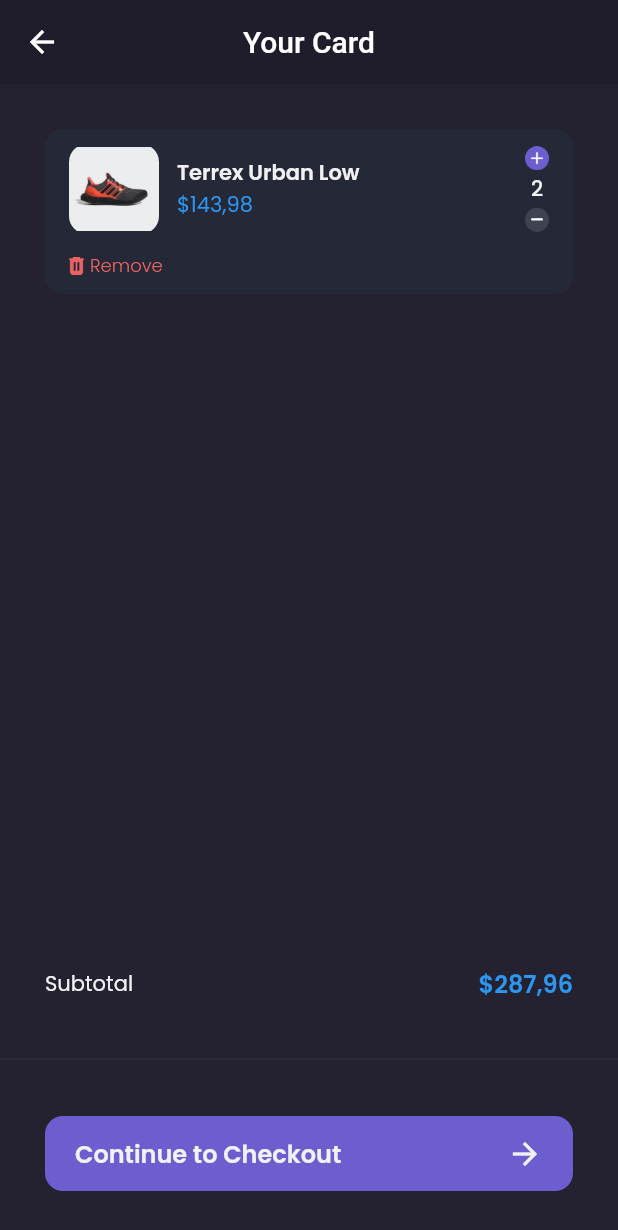
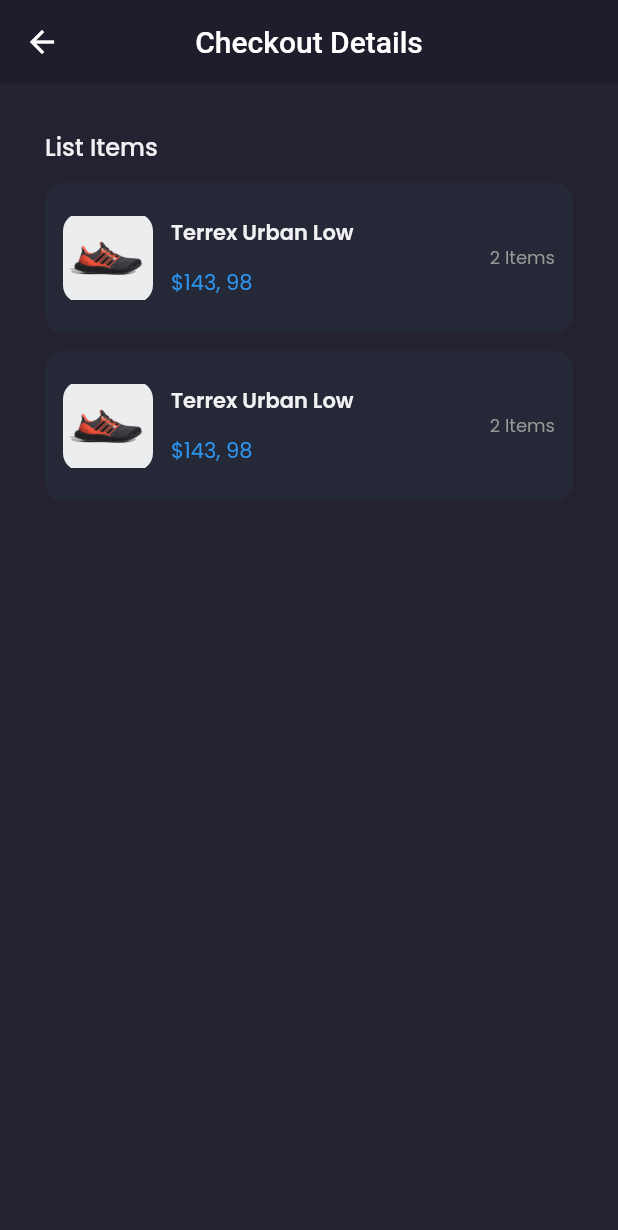
Before and after one commit to aceeenn/sepatuku-mobile, a Flutter app: the CartPage screen opened by its route, after a tap on "Continue to Checkout", on a phone screen of 412 x 824 dp. Shown: the top 1230 px of the screen. Run offline on Flutter 3.47's test engine with Material 2 defaults, Android fonts, the phone set to English and light mode, and no system bars; our stand-ins replace carousel_slider, google_fonts; missing offline and left inert: dart:ffi.

Commit message:
add checkout_page

```diff
--- /dev/null
+++ b/lib/Widgets/checkout_cart.dart
@@ -0,0 +1,74 @@
+// ignore_for_file: prefer_const_constructors
+
+import 'package:flutter/material.dart';
+import 'package:sepatuku/theme.dart';
+
+class CheckoutCart extends StatelessWidget {
+  const CheckoutCart({Key? key}) : super(key: key);
+
+  @override
+  Widget build(BuildContext context) {
+    return Container(
+      margin: EdgeInsets.only(
+        top: 12,
+      ),
+      padding: EdgeInsets.symmetric(
+        vertical: 20,
+        horizontal: 12,
+      ),
+      decoration: BoxDecoration(
+        color: backgroundColor4,
+        borderRadius: BorderRadius.circular(12),
+      ),
+      child: Row(
+        children: [
+          Container(
+            width: 60,
+            height: 60,
+            decoration: BoxDecoration(
+              borderRadius: BorderRadius.circular(12),
+              image: DecorationImage(
+                image: AssetImage(
+                  'assets/image_shoes.png',
+                ),
+              ),
+            ),
+          ),
+          SizedBox(
+            width: 12,
+          ),
+          Expanded(
+            child: Column(
+              crossAxisAlignment: CrossAxisAlignment.start,
+              children: [
+                Text(
+                  'Terrex Urban Low',
+                  style: primaryTextStyle.copyWith(
+                    fontWeight: semiBold,
+                  ),
+                  overflow: TextOverflow.ellipsis,
+                ),
+                SizedBox(
+                  height: 12,
+                ),
+                Text(
+                  '\$143, 98',
+                  style: priceTextStyle,
+                ),
+              ],
+            ),
+          ),
+          SizedBox(
+            width: 12,
+          ),
+          Text(
+            '2 Items',
+            style: secondaryTextStyle.copyWith(
+              fontSize: 12,
+            ),
+          ),
+        ],
+      ),
+    );
+  }
+}
--- a/lib/main.dart
+++ b/lib/main.dart
@@ -2,6 +2,7 @@
 
 import 'package:flutter/material.dart';
 import 'package:sepatuku/pages/cart_page.dart';
+import 'package:sepatuku/pages/checkout_page.dart';
 import 'package:sepatuku/pages/detail_chat_page.dart';
 import 'package:sepatuku/pages/home/edit_profile_page.dart';
 import 'package:sepatuku/pages/home/main_page.dart';
@@ -29,6 +30,7 @@
         '/edit-profile': (context) => EditProfilePage(),
         '/product': (context) => ProductPage(),
         '/cart': (context) => CartPage(),
+        '/checkout': (context) => CheckoutPage(),
       },
     );
   }
--- a/lib/pages/cart_page.dart
+++ b/lib/pages/cart_page.dart
@@ -134,7 +134,9 @@
                 horizontal: defaultMargin,
               ),
               child: TextButton(
-                onPressed: () {},
+                onPressed: () {
+                  Navigator.pushNamed(context, '/checkout');
+                },
                 style: TextButton.styleFrom(
                   backgroundColor: primaryColor,
                   padding: EdgeInsets.symmetric(
--- /dev/null
+++ b/lib/pages/checkout_page.dart
@@ -0,0 +1,60 @@
+import 'dart:ffi';
+
+import 'package:flutter/material.dart';
+import 'package:sepatuku/Widgets/checkout_cart.dart';
+import 'package:sepatuku/theme.dart';
+
+class CheckoutPage extends StatelessWidget {
+  const CheckoutPage({Key? key}) : super(key: key);
+
+  @override
+  Widget build(BuildContext context) {
+    PreferredSizeWidget header() {
+      return AppBar(
+        backgroundColor: backgroundColor1,
+        elevation: 0,
+        centerTitle: true,
+        title: Text(
+          'Checkout Details',
+        ),
+      );
+    }
+
+    Widget content() {
+      return ListView(
+        padding: EdgeInsets.symmetric(
+          horizontal: defaultMargin,
+        ),
+        children: [
+          //NOTE: LIST ITEM
+
+          Container(
+            margin: EdgeInsets.only(
+              top: defaultMargin,
+            ),
+            child: Column(
+              crossAxisAlignment: CrossAxisAlignment.start,
+              children: [
+                Text(
+                  'List Items',
+                  style: primaryTextStyle.copyWith(
+                    fontSize: 16,
+                    fontWeight: medium,
+                  ),
+                ),
+                CheckoutCart(),
+                CheckoutCart(),
+              ],
+            ),
+          ),
+        ],
+      );
+    }
+
+    return Scaffold(
+      backgroundColor: backgroundColor3,
+      appBar: header(),
+      body: content(),
+    );
+  }
+}
```
